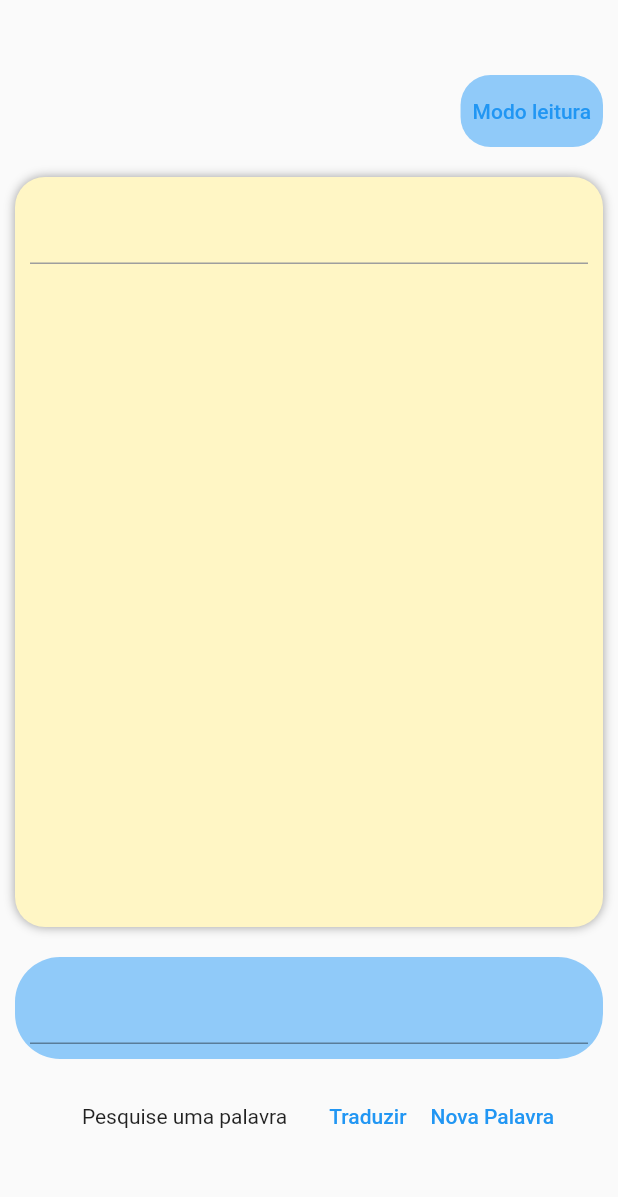
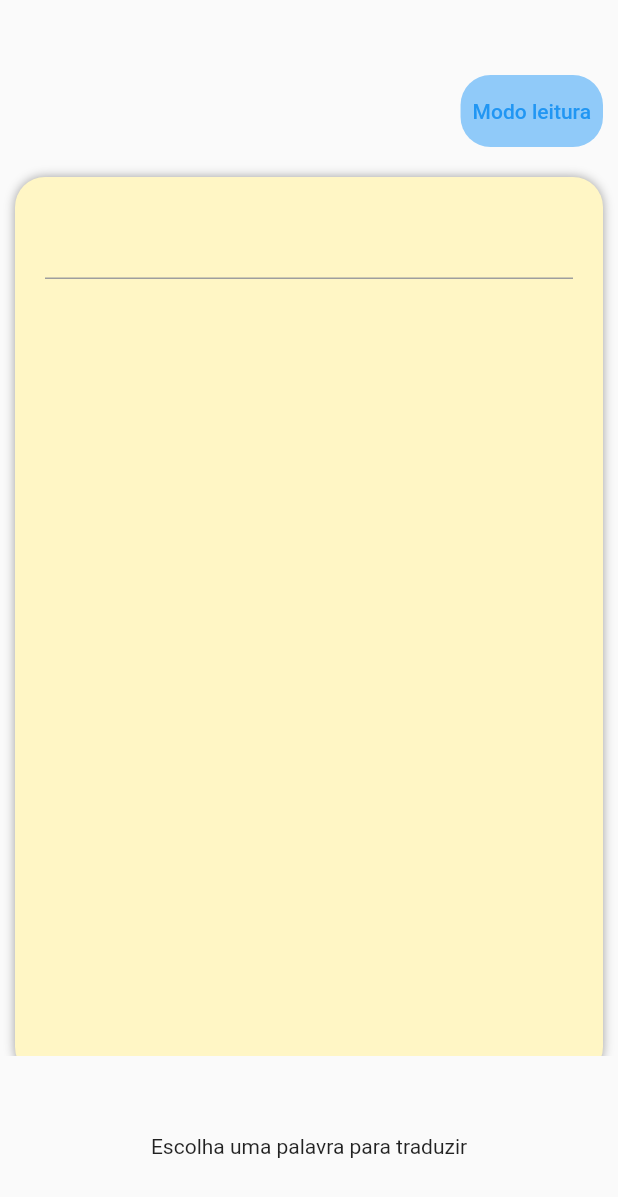
Before and after one commit to Tiago-Salles/read-text, a Flutter app: the screen it shows after launch, on a phone screen of 412 x 824 dp. Shown: the top 1197 px of the screen. Run offline on Flutter 3.47's test engine with Material 2 defaults, Android fonts, the phone set to English and light mode, and no system bars; missing offline and left inert: translator.

Commit message:
Feat: Created features to translate phrases, Created bottomSheet

```diff
--- a/lib/app/core/model/text_model.dart
+++ b/lib/app/core/model/text_model.dart
@@ -1,11 +1,11 @@
 class TextModel {
-  String translatedText;
-  String sourceLanguage;
-  String source;
+  String? translatedText;
+  String? sourceLanguage;
+  String? source;
 
   TextModel({
-    required this.translatedText,
-    required this.source,
-    required this.sourceLanguage,
+    this.translatedText,
+    this.source,
+    this.sourceLanguage,
   });
 }
--- a/lib/app/domain/domains/home_domain.dart
+++ b/lib/app/domain/domains/home_domain.dart
@@ -6,12 +6,12 @@ class HomeDomain {
   TranslatorService translatorService;
   HomeDomain({required this.translatorService});
 
-  StreamController<TextModel> textStreamController =
-      StreamController<TextModel>.broadcast();
+  StreamController<TextModel?> textStreamController =
+      StreamController<TextModel?>.broadcast();
 
   void translate(String sourceText) async {
     try {
-      translatorService.translateText(sourceText).then((textModel) {
+      await translatorService.translateText(sourceText).then((textModel) {
         textStreamController.sink.add(textModel);
       });
     } catch (e) {
--- a/lib/app/presenter/pages/home/home_page.dart
+++ b/lib/app/presenter/pages/home/home_page.dart
@@ -1,4 +1,7 @@
+import 'dart:async';
+
 import 'package:flutter/material.dart';
+import 'package:flutter/services.dart';
 import 'package:read_text/app/core/app_module/app_modules.dart';
 import 'package:read_text/app/core/model/text_model.dart';
 import 'package:read_text/app/domain/domains/home_domain.dart';
@@ -9,6 +12,9 @@ class HomePage extends StatefulWidget {
   @override
   State<HomePage> createState() => _HomePageState();
 }
+
+StreamController<bool> readOnlyStreamController =
+    StreamController<bool>.broadcast();
 
 class _HomePageState extends State<HomePage> {
   late final HomeDomain homeDomain;
@@ -24,11 +30,13 @@ class _HomePageState extends State<HomePage> {
   }
 
   bool readOnly = false;
+  bool selectedWord = false;
+  List<String> moreThanTwoWordsList = [];
+
   @override
   Widget build(BuildContext context) {
     return Scaffold(
       body: SingleChildScrollView(
-        child: Expanded(
         child: Column(
           mainAxisAlignment: MainAxisAlignment.end,
           children: <Widget>[
@@ -47,6 +55,8 @@ class _HomePageState extends State<HomePage> {
                       setState(() {
                         readOnly = !readOnly;
                       });
+
+                      readOnlyStreamController.sink.add(readOnly);
                     },
                     child: Text(
                       readOnly == false ? "Modo leitura" : "Adicionar texto",
@@ -56,9 +66,9 @@ class _HomePageState extends State<HomePage> {
               ],
             ),
             Container(
-                padding: const EdgeInsets.all(10),
+              padding: const EdgeInsets.all(20),
               margin: const EdgeInsets.all(10),
-                height: 500,
+              height: 600,
               decoration: BoxDecoration(
                 color: const Color.fromARGB(255, 255, 246, 197),
                 borderRadius: BorderRadius.circular(20),
@@ -69,15 +79,67 @@ class _HomePageState extends State<HomePage> {
                   )
                 ],
               ),
-                child: TextFormField(
+              child: SingleChildScrollView(
+                child: StreamBuilder<bool>(
+                  stream: readOnlyStreamController.stream,
+                  builder: (context, snapshot) {
+                    if (snapshot.data == true) {
+                      List<String> words = fullTextController.text.split(" ");
+                      List<Widget> children = [];
+                      Widget? wordButton;
+
+                      for (String word in words) {
+                        wordButton = GestureDetector(
+                          onTap: () {
+                            HapticFeedback.mediumImpact();
+                            homeDomain.translate(word);
+                          },
+                          onLongPress: () {
+                            if (moreThanTwoWordsList.contains("$word ")) {
+                              if (moreThanTwoWordsList.length == 1) {
+                                HapticFeedback.vibrate();
+                                moreThanTwoWordsList.remove("$word ");
+                                TextModel textModel = TextModel();
+                                homeDomain.textStreamController.sink
+                                    .add(textModel);
+                              } else {
+                                HapticFeedback.vibrate();
+                                moreThanTwoWordsList.remove("$word ");
+                                String phrase = moreThanTwoWordsList.join();
+                                homeDomain.translate(phrase);
+                              }
+                            } else {
+                              HapticFeedback.vibrate();
+                              moreThanTwoWordsList.add("$word ");
+                              String phrase = moreThanTwoWordsList.join();
+                              homeDomain.translate(phrase);
+                            }
+                          },
+                          child: Text(
+                            "$word  ",
+                            style: const TextStyle(
+                              fontSize: 18,
+                              color: Colors.black87,
+                            ),
+                          ),
+                        );
+                        children.add(wordButton);
+                      }
+
+                      return Wrap(
+                        children: children,
+                      );
+                    } else {
+                      return TextFormField(
                         readOnly: readOnly,
                         maxLines: null,
                         controller: fullTextController,
                         decoration: InputDecoration(
                           enabledBorder: UnderlineInputBorder(
                             borderSide: BorderSide(
-                        color:
-                            readOnly == true ? Colors.transparent : Colors.grey,
+                              color: readOnly == true
+                                  ? Colors.transparent
+                                  : Colors.grey,
                             ),
                           ),
                           focusedBorder: const UnderlineInputBorder(
@@ -86,51 +148,65 @@ class _HomePageState extends State<HomePage> {
                             ),
                           ),
                         ),
-                ),
-              ),
-              Container(
-                padding: const EdgeInsets.all(10),
-                margin: const EdgeInsets.all(10),
-                decoration: BoxDecoration(
-                  color: Colors.blue[200],
-                  borderRadius: BorderRadius.circular(30),
-                ),
-                child: TextFormField(
-                  controller: textController,
-                ),
-              ),
-              Row(
-                mainAxisAlignment: MainAxisAlignment.center,
-                children: [
-                  Container(
-                    padding: const EdgeInsets.all(10),
-                    margin: const EdgeInsets.all(10),
-                    child: StreamBuilder<TextModel>(
-                      stream: homeDomain.textStreamController.stream,
-                      builder: (context, snapshot) {
-                        if (snapshot.hasData) {
-                          TextModel textModel = snapshot.data!;
-                          return Text(textModel.translatedText);
-                        } else {
-                          return const Text("Pesquise uma palavra");
+                      );
                     }
                   },
                 ),
               ),
-                  TextButton(
+            ),
+          ],
+        ),
+      ),
+      bottomSheet: Container(
+        padding: const EdgeInsets.all(10),
+        height: 120,
+        width: MediaQuery.of(context).size.width,
+        decoration: const BoxDecoration(
+          color: Colors.transparent,
+          borderRadius: BorderRadius.only(
+            topRight: Radius.circular(60),
+          ),
+        ),
+        child: StreamBuilder<TextModel?>(
+          stream: homeDomain.textStreamController.stream,
+          builder: (context, snapshot) {
+            if (snapshot.data?.translatedText == null) {
+              return Row(
+                mainAxisAlignment: MainAxisAlignment.center,
+                children: const [
+                  Text(
+                    "Escolha uma palavra para traduzir",
+                  ),
+                ],
+              );
+            } else {
+              return Row(
+                mainAxisAlignment: MainAxisAlignment.end,
+                children: [
+                  Container(
+                    color: Colors.black38,
+                    padding: const EdgeInsets.all(10),
+                    width: MediaQuery.of(context).size.width * 0.7,
+                    child: SingleChildScrollView(
+                      child: Text(
+                        "${snapshot.data?.translatedText}",
+                      ),
+                    ),
+                  ),
+                  const SizedBox(width: 30),
+                  IconButton(
                     onPressed: () {
-                      homeDomain.translate(textController.text);
+                      moreThanTwoWordsList.clear();
+                      TextModel textModel = TextModel();
+                      homeDomain.textStreamController.sink.add(textModel);
                     },
-                    child: const Text("Traduzir"),
-                  ),
-                  TextButton(
-                    onPressed: () {},
-                    child: const Text("Nova Palavra"),
+                    iconSize: 50,
+                    icon: const Icon(Icons.highlight_remove_sharp),
                   )
                 ],
-              )
-            ],
-          ),
+              );
+            }
+          },
         ),
       ),
     );
```
Lines whose indentation alone changed are shown as unchanged.
